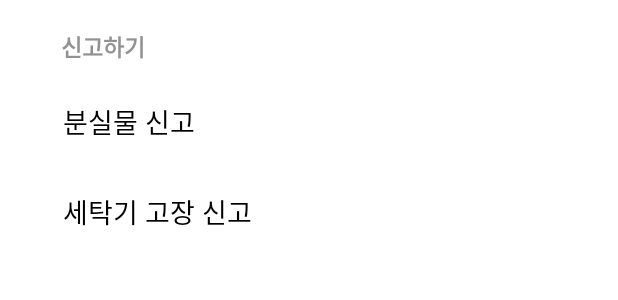
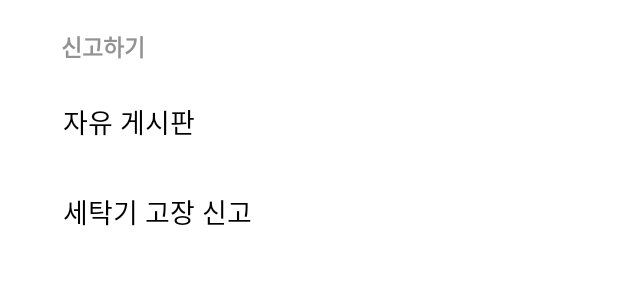
Before and after one commit to kyongmin-yes/DWRS, an Android app: the layout fraginfo.xml on its own in the app's theme, with its tools: preview values and no code run, on a phone screen of 412 x 824 dp. Shown: the part 289-589 px from the top of the screen. Run offline under Robolectric (Android 15) with nearby library versions, the phone set to English and light mode, and no system bars.

Commit message:
분실물 게시판을 -> 자유게시판으로!

```diff
--- a/app/src/main/res/layout/activity_boardmain.xml
+++ b/app/src/main/res/layout/activity_boardmain.xml
@@ -25,10 +25,10 @@
             android:layout_width="wrap_content"
             android:layout_height="match_parent"
             android:layout_gravity="center_horizontal"
-            android:layout_marginLeft="51dp"
+            android:layout_marginLeft="80dp"
             android:backgroundTint="@null"
             android:background="@null"
-            android:text="분실물 신고 게시판"
+            android:text="자유 게시판"
             android:textColor="@color/black"
             android:textSize="20dp" />
 
--- a/app/src/main/res/layout/fraginfo.xml
+++ b/app/src/main/res/layout/fraginfo.xml
@@ -51,7 +51,7 @@
         android:layout_height="wrap_content"
         android:layout_marginLeft="42dp"
         android:layout_marginTop="260dp"
-        android:text="분실물 신고"
+        android:text="자유 게시판"
         android:textColor="@color/black"
         android:textSize="18dp"
         app:layout_constraintEnd_toEndOf="parent"
```
